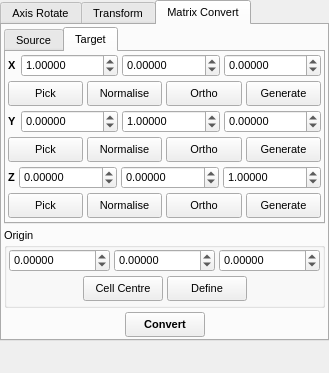
This is trunk/src/gui/transform.ui in trisyoungs/aten as Qt 5 draws it before an edit. The edited form follows.
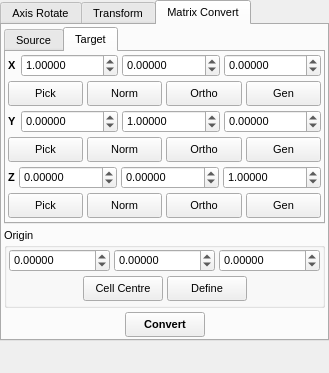
This is the edited form. The open tabs and pages were chosen to show the change. Icons and pictures are not drawn.

Commit message: Fixed - Many action-related buttons in dock widgets (namely Transform) were missing from the internal button group. Renamed some members of UserAction enum to provide better coherence with widget names in GUI. Added data/test/axes.xyz example. Fixed - Stick-style was 'bleeding' between models because the relevant primitives were not propery cleared. Fixed - Update issues relating to global style changes through toolbar and View menu.

```diff
--- a/trunk/src/gui/transform.ui
+++ b/trunk/src/gui/transform.ui
@@ -2691,7 +2691,7 @@
                  <string>Normalise vector</string>
                 </property>
                 <property name="text">
-                 <string>Normalise</string>
+                 <string>Norm</string>
                 </property>
                 <property name="icon">
                  <iconset resource="icons.qrc">
@@ -2755,7 +2755,7 @@
                  <string>Generate axis from cross product of other axes</string>
                 </property>
                 <property name="text">
-                 <string>Generate</string>
+                 <string>Gen</string>
                 </property>
                 <property name="icon">
                  <iconset resource="icons.qrc">
@@ -2927,7 +2927,7 @@
                  <string>Normalise vector</string>
                 </property>
                 <property name="text">
-                 <string>Normalise</string>
+                 <string>Norm</string>
                 </property>
                 <property name="icon">
                  <iconset resource="icons.qrc">
@@ -2991,7 +2991,7 @@
                  <string>Generate axis from cross product of other axes</string>
                 </property>
                 <property name="text">
-                 <string>Generate</string>
+                 <string>Gen</string>
                 </property>
                 <property name="icon">
                  <iconset resource="icons.qrc">
@@ -3175,7 +3175,7 @@
                  <string>Normalise vector</string>
                 </property>
                 <property name="text">
-                 <string>Normalise</string>
+                 <string>Norm</string>
                 </property>
                 <property name="icon">
                  <iconset resource="icons.qrc">
@@ -3239,7 +3239,7 @@
                  <string>Generate axis from cross product of other axes</string>
                 </property>
                 <property name="text">
-                 <string>Generate</string>
+                 <string>Gen</string>
                 </property>
                 <property name="icon">
                  <iconset resource="icons.qrc">
```
Left out of the diff: 20 changed lines with no effect on the pictures. The commit also changes 17 other files.
